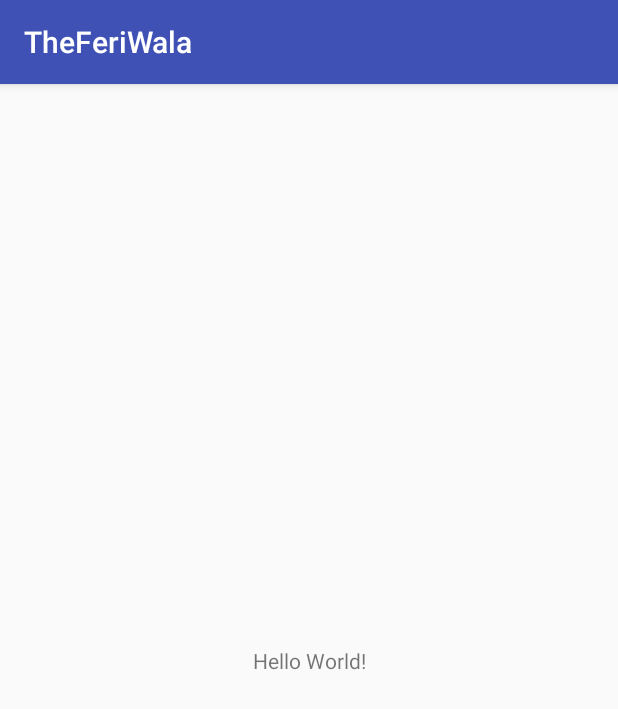
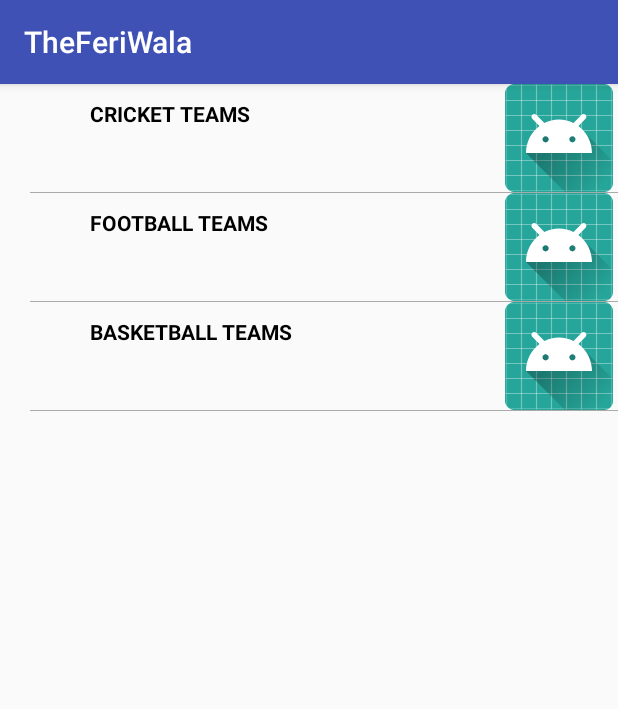
Before and after one commit to Shankar1056/TheFeriWala, an Android app: the screen it shows after launch (MainActivity), on a phone screen of 412 x 824 dp. Shown: the top 709 px of the screen. Run offline under Robolectric (Android 15) with nearby library versions, the light colour scheme and no system bars.

Commit message:
expandableList

```diff
--- a/app/src/main/AndroidManifest.xml
+++ b/app/src/main/AndroidManifest.xml
@@ -9,7 +9,7 @@
         android:roundIcon="@mipmap/ic_launcher_round"
         android:supportsRtl="true"
         android:theme="@style/AppTheme">
-        <activity android:name=".MainActivity">
+        <activity android:name=".activity.MainActivity">
             <intent-filter>
                 <action android:name="android.intent.action.MAIN" />
 
--- /dev/null
+++ b/app/src/main/java/apextechies/theferiwala/activity/ExpandableListDataPump.java
@@ -0,0 +1,41 @@
+package apextechies.theferiwala.activity;
+
+import java.util.ArrayList;
+import java.util.HashMap;
+import java.util.List;
+
+/**
+ * Created by shankar on 15/11/17.
+ */
+
+public class ExpandableListDataPump {
+    public static HashMap<String, List<String>> getData() {
+        HashMap<String, List<String>> expandableListDetail = new HashMap<String, List<String>>();
+
+        List<String> cricket = new ArrayList<String>();
+        cricket.add("India");
+        cricket.add("Pakistan");
+        cricket.add("Australia");
+        cricket.add("England");
+        cricket.add("South Africa");
+
+        List<String> football = new ArrayList<String>();
+        football.add("Brazil");
+        football.add("Spain");
+        football.add("Germany");
+        football.add("Netherlands");
+        football.add("Italy");
+
+        List<String> basketball = new ArrayList<String>();
+        basketball.add("United States");
+        basketball.add("Spain");
+        basketball.add("Argentina");
+        basketball.add("France");
+        basketball.add("Russia");
+
+        expandableListDetail.put("CRICKET TEAMS", cricket);
+        expandableListDetail.put("FOOTBALL TEAMS", football);
+        expandableListDetail.put("BASKETBALL TEAMS", basketball);
+        return expandableListDetail;
+    }
+}
--- /dev/null
+++ b/app/src/main/java/apextechies/theferiwala/activity/MainActivity.java
@@ -0,0 +1,72 @@
+package apextechies.theferiwala.activity;
+
+import android.support.v7.app.AppCompatActivity;
+import android.os.Bundle;
+import android.view.View;
+import android.widget.ExpandableListAdapter;
+import android.widget.ExpandableListView;
+import android.widget.Toast;
+
+import java.util.ArrayList;
+import java.util.HashMap;
+import java.util.List;
+
+import apextechies.theferiwala.R;
+import apextechies.theferiwala.adapter.CustomExpandableListAdapter;
+
+public class MainActivity extends AppCompatActivity {
+
+    ExpandableListView expandableListView;
+    ExpandableListAdapter expandableListAdapter;
+    List<String> expandableListTitle;
+    HashMap<String, List<String>> expandableListDetail;
+
+
+    @Override
+    protected void onCreate(Bundle savedInstanceState) {
+        super.onCreate(savedInstanceState);
+        setContentView(R.layout.activity_main);
+        expandableListView = (ExpandableListView) findViewById(R.id.expandableListView);
+        expandableListDetail = ExpandableListDataPump.getData();
+        expandableListTitle = new ArrayList<String>(expandableListDetail.keySet());
+        expandableListAdapter = new CustomExpandableListAdapter(this, expandableListTitle, expandableListDetail);
+        expandableListView.setAdapter(expandableListAdapter);
+        expandableListView.setOnGroupExpandListener(new ExpandableListView.OnGroupExpandListener() {
+
+            @Override
+            public void onGroupExpand(int groupPosition) {
+                Toast.makeText(getApplicationContext(),
+                        expandableListTitle.get(groupPosition) + " List Expanded.",
+                        Toast.LENGTH_SHORT).show();
+            }
+        });
+
+        expandableListView.setOnGroupCollapseListener(new ExpandableListView.OnGroupCollapseListener() {
+
+            @Override
+            public void onGroupCollapse(int groupPosition) {
+                Toast.makeText(getApplicationContext(),
+                        expandableListTitle.get(groupPosition) + " List Collapsed.",
+                        Toast.LENGTH_SHORT).show();
+
+            }
+        });
+
+        expandableListView.setOnChildClickListener(new ExpandableListView.OnChildClickListener() {
+            @Override
+            public boolean onChildClick(ExpandableListView parent, View v,
+                                        int groupPosition, int childPosition, long id) {
+                Toast.makeText(
+                        getApplicationContext(),
+                        expandableListTitle.get(groupPosition)
+                                + " -> "
+                                + expandableListDetail.get(
+                                expandableListTitle.get(groupPosition)).get(
+                                childPosition), Toast.LENGTH_SHORT
+                ).show();
+                return false;
+            }
+        });
+    }
+
+}
--- /dev/null
+++ b/app/src/main/java/apextechies/theferiwala/adapter/CustomExpandableListAdapter.java
@@ -0,0 +1,114 @@
+package apextechies.theferiwala.adapter;
+
+import android.content.Context;
+import android.graphics.Typeface;
+import android.view.LayoutInflater;
+import android.view.View;
+import android.view.ViewGroup;
+import android.widget.BaseExpandableListAdapter;
+import android.widget.ImageView;
+import android.widget.TextView;
+import java.util.HashMap;
+import java.util.List;
+import apextechies.theferiwala.R;
+
+/**
+ * Created by shankar on 15/11/17.
+ */
+
+public class CustomExpandableListAdapter extends BaseExpandableListAdapter {
+
+    private Context context;
+    private List<String> expandableListTitle;
+    private HashMap<String, List<String>> expandableListDetail;
+
+    public CustomExpandableListAdapter(Context context, List<String> expandableListTitle,
+                                       HashMap<String, List<String>> expandableListDetail) {
+        this.context = context;
+        this.expandableListTitle = expandableListTitle;
+        this.expandableListDetail = expandableListDetail;
+    }
+
+    @Override
+    public Object getChild(int listPosition, int expandedListPosition) {
+        return this.expandableListDetail.get(this.expandableListTitle.get(listPosition))
+                .get(expandedListPosition);
+    }
+
+    @Override
+    public long getChildId(int listPosition, int expandedListPosition) {
+        return expandedListPosition;
+    }
+
+    @Override
+    public View getChildView(int listPosition, final int expandedListPosition,
+                             boolean isLastChild, View convertView, ViewGroup parent) {
+        final String expandedListText = (String) getChild(listPosition, expandedListPosition);
+        if (convertView == null) {
+            LayoutInflater layoutInflater = (LayoutInflater) this.context
+                    .getSystemService(Context.LAYOUT_INFLATER_SERVICE);
+            convertView = layoutInflater.inflate(R.layout.list_item, null);
+        }
+        TextView expandedListTextView = (TextView) convertView
+                .findViewById(R.id.expandedListItem);
+        expandedListTextView.setText(expandedListText);
+        return convertView;
+    }
+
+    @Override
+    public int getChildrenCount(int listPosition) {
+        return this.expandableListDetail.get(this.expandableListTitle.get(listPosition))
+                .size();
+    }
+
+    @Override
+    public Object getGroup(int listPosition) {
+        return this.expandableListTitle.get(listPosition);
+    }
+
+    @Override
+    public int getGroupCount() {
+        return this.expandableListTitle.size();
+    }
+
+    @Override
+    public long getGroupId(int listPosition) {
+        return listPosition;
+    }
+
+    @Override
+    public View getGroupView(int listPosition, boolean isExpanded,
+                             View convertView, ViewGroup parent) {
+        String listTitle = (String) getGroup(listPosition);
+
+
+        if (convertView == null) {
+            LayoutInflater layoutInflater = (LayoutInflater) this.context.
+                    getSystemService(Context.LAYOUT_INFLATER_SERVICE);
+            convertView = layoutInflater.inflate(R.layout.list_group, null);
+        }
+        TextView listTitleTextView = (TextView) convertView
+                .findViewById(R.id.listTitle);
+        ImageView updouwnimage = (ImageView) convertView
+                .findViewById(R.id.updouwnimage);
+        listTitleTextView.setTypeface(null, Typeface.BOLD);
+        listTitleTextView.setText(listTitle);
+        if (isExpanded) {
+            updouwnimage.setImageResource(R.mipmap.ic_launcher);
+        } else {
+            updouwnimage.setImageResource(R.mipmap.ic_launcher_round);
+        }
+
+        return convertView;
+    }
+
+    @Override
+    public boolean hasStableIds() {
+        return false;
+    }
+
+    @Override
+    public boolean isChildSelectable(int listPosition, int expandedListPosition) {
+        return true;
+    }
+}
--- a/app/src/main/res/layout/activity_main.xml
+++ b/app/src/main/res/layout/activity_main.xml
@@ -1,18 +1,16 @@
-<?xml version="1.0" encoding="utf-8"?>
-<android.support.constraint.ConstraintLayout xmlns:android="http://schemas.android.com/apk/res/android"
-    xmlns:app="http://schemas.android.com/apk/res-auto"
+<RelativeLayout xmlns:android="http://schemas.android.com/apk/res/android"
     xmlns:tools="http://schemas.android.com/tools"
     android:layout_width="match_parent"
     android:layout_height="match_parent"
-    tools:context="apextechies.theferiwala.MainActivity">
+    android:paddingLeft="20dp"
+    tools:context=".activity.MainActivity">
 
-    <TextView
-        android:layout_width="wrap_content"
-        android:layout_height="wrap_content"
-        android:text="Hello World!"
-        app:layout_constraintBottom_toBottomOf="parent"
-        app:layout_constraintLeft_toLeftOf="parent"
-        app:layout_constraintRight_toRightOf="parent"
-        app:layout_constraintTop_toTopOf="parent" />
+    <ExpandableListView
+        android:id="@+id/expandableListView"
+        android:layout_height="match_parent"
+        android:layout_width="match_parent"
+        android:groupIndicator="@null"
+        android:divider="@android:color/darker_gray"
+        android:dividerHeight="0.5dp" />
 
-</android.support.constraint.ConstraintLayout>
+</RelativeLayout>
--- /dev/null
+++ b/app/src/main/res/layout/list_group.xml
@@ -0,0 +1,30 @@
+<?xml version="1.0" encoding="utf-8"?>
+
+<LinearLayout xmlns:android="http://schemas.android.com/apk/res/android"
+    android:layout_width="match_parent"
+    android:layout_height="match_parent"
+    android:orientation="horizontal">
+
+    <TextView
+        android:id="@+id/listTitle"
+        android:layout_width="match_parent"
+        android:layout_height="wrap_content"
+        android:layout_weight=".2"
+        android:paddingBottom="10dp"
+        android:paddingLeft="?android:attr/expandableListPreferredItemPaddingLeft"
+        android:paddingTop="10dp"
+        android:textColor="@android:color/black" />
+
+    <LinearLayout
+        android:layout_width="match_parent"
+        android:layout_height="wrap_content"
+        android:layout_weight=".8"
+        android:gravity="center">
+
+        <ImageView
+            android:id="@+id/updouwnimage"
+            android:layout_width="wrap_content"
+            android:layout_height="wrap_content" />
+
+    </LinearLayout>
+</LinearLayout>
```
Also changed, not shown: app/src/main/java/apextechies/theferiwala/MainActivity.java (deleted, +0 -13 lines), app/src/main/res/layout/list_item.xml (added, +13 -0 lines).
